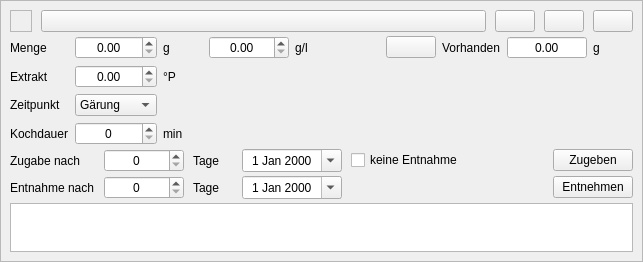
This is kleiner-brauhelfer/widgets/wdgweiterezutatgabe.ui in kleiner-brauhelfer/kleiner-brauhelfer-2 as Qt 5 draws it before an edit. The edited form follows.
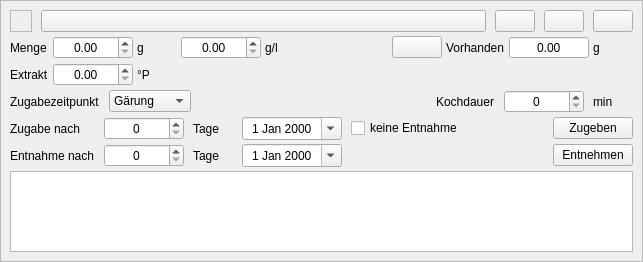
This is the edited form. Icons and pictures are not drawn. Custom widgets are drawn as their Qt base class.

Diff of the .ui file:
```diff
--- a/kleiner-brauhelfer/widgets/wdgweiterezutatgabe.ui
+++ b/kleiner-brauhelfer/widgets/wdgweiterezutatgabe.ui
@@ -117,50 +117,49 @@
        </layout>
       </item>
       <item>
-       <widget class="QWidget" name="wdgZugabezeitpunkt" native="true">
         <layout class="QGridLayout" name="gridLayout_2">
-         <property name="leftMargin">
-          <number>0</number>
-         </property>
-         <property name="topMargin">
-          <number>0</number>
-         </property>
-         <property name="rightMargin">
-          <number>0</number>
-         </property>
-         <property name="bottomMargin">
-          <number>0</number>
-         </property>
-         <item row="2" column="1">
-          <widget class="ComboBox" name="cbZugabezeitpunkt">
+        <item row="1" column="2">
+         <widget class="QLabel" name="lblExtraktEinheit">
+          <property name="minimumSize">
+           <size>
+            <width>40</width>
+            <height>0</height>
+           </size>
+          </property>
+          <property name="text">
+           <string>°P</string>
+          </property>
+         </widget>
+        </item>
+        <item row="0" column="13">
+         <widget class="DoubleSpinBox" name="tbVorhanden">
+          <property name="minimumSize">
+           <size>
+            <width>80</width>
+            <height>0</height>
+           </size>
+          </property>
            <property name="toolTip">
-            <string>&lt;html&gt;&lt;head/&gt;&lt;body&gt;&lt;p&gt;Dieser Reiter definiert den &lt;span style=&quot; font-weight:600;&quot;&gt;Zugabezeitpunkt&lt;/span&gt; der weiteren Zutat. Unterschieden wird zwischen Maischeprozess, Hopfenkochen und Gärung. Ausgenommen sind Hopfengaben in der Gärung, bekannt als Hopfenstopfen. Diese werden gesondert erfasst.&lt;/p&gt;&lt;p&gt;Der Zugabezeitpunkt kann entscheidend für den Gärverlauf und die Ausbeute sein, je nach Zutat. So wirken sich manche Zuckerarten oder Gewüze beim Kochen oder in der Gärung vollkommen unterschiedlich auf das &lt;span style=&quot; font-weight:600;&quot;&gt;Geschmacksergebnis&lt;/span&gt; aus.&lt;/p&gt;&lt;p&gt;Ist man sich bei diesem Schritt unsicher, hilft bei unbekannten oder nicht erprobten oder gut dokumentierten Zutaten eine gründliche Recherche in den einschlägigen Büchern und Foren. Ansonsten heißt es ausprobieren. Um unangenehme Überraschungen zu vermeiden gilt dabei &amp;quot;&lt;span style=&quot; font-weight:600;&quot;&gt;Weniger ist mehr&lt;/span&gt;&amp;quot;.&lt;/p&gt;&lt;/body&gt;&lt;/html&gt;</string>
-           </property>
-           <item>
-            <property name="text">
-             <string>Gärung</string>
-            </property>
-           </item>
-           <item>
-            <property name="text">
-             <string>Kochen</string>
-            </property>
-           </item>
-           <item>
-            <property name="text">
-             <string>Maischen</string>
-            </property>
-           </item>
-          </widget>
-         </item>
-         <item row="2" column="0">
-          <widget class="QLabel" name="label">
-           <property name="text">
-            <string>Zeitpunkt</string>
-           </property>
-          </widget>
-         </item>
-         <item row="0" column="4">
+           <string>&lt;html&gt;&lt;head/&gt;&lt;body&gt;&lt;p&gt;In diesem Feld zeigt der Kleine Brauhelfer die vorhandene Menge für die &lt;span style=&quot; font-weight:600;&quot;&gt;Weitere Zutat&lt;/span&gt; im Tab Rohstoffe an.&lt;/p&gt;&lt;/body&gt;&lt;/html&gt;</string>
+          </property>
+          <property name="alignment">
+           <set>Qt::AlignCenter</set>
+          </property>
+          <property name="readOnly">
+           <bool>true</bool>
+          </property>
+          <property name="buttonSymbols">
+           <enum>QAbstractSpinBox::NoButtons</enum>
+          </property>
+          <property name="maximum">
+           <double>9999.000000000000000</double>
+          </property>
+          <property name="singleStep">
+           <double>0.100000000000000</double>
+          </property>
+         </widget>
+        </item>
+        <item row="0" column="5">
           <widget class="QLabel" name="lblEinheitProLiter">
            <property name="minimumSize">
             <size>
@@ -173,17 +172,14 @@
            </property>
           </widget>
          </item>
-         <item row="0" column="3">
-          <widget class="DoubleSpinBox" name="tbMenge">
+        <item row="1" column="1">
+         <widget class="DoubleSpinBox" name="tbExtrakt">
            <property name="minimumSize">
             <size>
              <width>80</width>
              <height>0</height>
             </size>
            </property>
-           <property name="toolTip">
-            <string>&lt;html&gt;&lt;head/&gt;&lt;body&gt;&lt;p&gt;In diesem Feld wird die Menge &lt;span style=&quot; font-weight:600;&quot;&gt;Weiterer Zutaten &lt;/span&gt;in &lt;span style=&quot; font-weight:600;&quot;&gt;Gramm pro Liter&lt;/span&gt; angegeben.&lt;/p&gt;&lt;p&gt;&lt;span style=&quot; font-weight:600; color:#fc0107;&quot;&gt;Achtung: &lt;/span&gt;Der Kleine Brauhelder berechnet&lt;span style=&quot; font-weight:600;&quot;/&gt;Zutaten&lt;span style=&quot; font-weight:600;&quot;&gt; allein und ausschließlich&lt;/span&gt; für die &lt;span style=&quot; font-weight:600;&quot;&gt;Gesamtmenge&lt;/span&gt; des Rezeptes. Die Gesamtmenge meint allein die definierte &lt;span style=&quot; font-weight:600;&quot;&gt;Jungbiermenge&lt;/span&gt; des Rezeptes wie im Tab Rezept am Anfang der Rezepterstellung festgelegt.&lt;/p&gt;&lt;/body&gt;&lt;/html&gt;</string>
-           </property>
            <property name="alignment">
             <set>Qt::AlignCenter</set>
            </property>
@@ -201,32 +197,6 @@
            </property>
           </widget>
          </item>
-         <item row="1" column="0">
-          <widget class="QLabel" name="lblExtrakt">
-           <property name="text">
-            <string>Extrakt</string>
-           </property>
-          </widget>
-         </item>
-         <item row="3" column="1">
-          <widget class="SpinBox" name="tbKochdauer">
-           <property name="minimumSize">
-            <size>
-             <width>80</width>
-             <height>0</height>
-            </size>
-           </property>
-           <property name="toolTip">
-            <string>&lt;html&gt;&lt;head/&gt;&lt;body&gt;&lt;p&gt;In diesem Feld wird die &lt;span style=&quot; font-weight:600;&quot;&gt;Kochdauer&lt;/span&gt; für die weitere Zutat definiert, so diese beim Hopfenkochen zugegeben wird. Beim Maischen und in der Gärung sollte dieser Wert mit Null angegeben werden.&lt;/p&gt;&lt;p&gt;Die Kochdauer kann entscheidend in der Betonung von &lt;span style=&quot; font-weight:600;&quot;&gt;Geschmacksnoten&lt;/span&gt; sein, da sich Zugaben beim Kochen zeitlich vollkommen unterschiedlich verhalten können oder später das Verhalten anderer Zugaben beeinflussen. Ein Beispiel hierfür ist Hefe, aber auch Gewürzeinträge unterscheiden sich maßgebend, je nachdem ob heiß oder kalt zugegeben.&lt;/p&gt;&lt;p&gt;Dies rührt unter anderem daher, dass Molekülketten bei mit höherer Temperatur und längerer Zeit aufgespalten werden können und sich Geschmacks- oder Geruchskomponenten &lt;span style=&quot; font-weight:600;&quot;&gt;unterschiedlich dominant&lt;/span&gt; verhalten.&lt;/p&gt;&lt;/body&gt;&lt;/html&gt;</string>
-           </property>
-           <property name="alignment">
-            <set>Qt::AlignCenter</set>
-           </property>
-           <property name="maximum">
-            <number>999</number>
-           </property>
-          </widget>
-         </item>
          <item row="0" column="0">
           <widget class="QLabel" name="label_3">
            <property name="text">
@@ -234,42 +204,68 @@
            </property>
           </widget>
          </item>
-         <item row="0" column="7">
+        <item row="0" column="2">
+         <widget class="QLabel" name="lblEinheit">
+          <property name="minimumSize">
+           <size>
+            <width>40</width>
+            <height>0</height>
+           </size>
+          </property>
+          <property name="text">
+           <string>g</string>
+          </property>
+         </widget>
+        </item>
+        <item row="0" column="14">
+         <widget class="QLabel" name="lblEinheit2">
+          <property name="minimumSize">
+           <size>
+            <width>40</width>
+            <height>0</height>
+           </size>
+          </property>
+          <property name="text">
+           <string>g</string>
+          </property>
+         </widget>
+        </item>
+        <item row="0" column="1">
+         <widget class="DoubleSpinBox" name="tbMenge">
+          <property name="minimumSize">
+           <size>
+            <width>80</width>
+            <height>0</height>
+           </size>
+          </property>
+          <property name="toolTip">
+           <string>&lt;html&gt;&lt;head/&gt;&lt;body&gt;&lt;p&gt;In diesem Feld wird die Menge &lt;span style=&quot; font-weight:600;&quot;&gt;Weiterer Zutaten &lt;/span&gt;in &lt;span style=&quot; font-weight:600;&quot;&gt;Gramm pro Liter&lt;/span&gt; angegeben.&lt;/p&gt;&lt;p&gt;&lt;span style=&quot; font-weight:600; color:#fc0107;&quot;&gt;Achtung: &lt;/span&gt;Der Kleine Brauhelder berechnet&lt;span style=&quot; font-weight:600;&quot;/&gt;Zutaten&lt;span style=&quot; font-weight:600;&quot;&gt; allein und ausschließlich&lt;/span&gt; für die &lt;span style=&quot; font-weight:600;&quot;&gt;Gesamtmenge&lt;/span&gt; des Rezeptes. Die Gesamtmenge meint allein die definierte &lt;span style=&quot; font-weight:600;&quot;&gt;Jungbiermenge&lt;/span&gt; des Rezeptes wie im Tab Rezept am Anfang der Rezepterstellung festgelegt.&lt;/p&gt;&lt;/body&gt;&lt;/html&gt;</string>
+          </property>
+          <property name="alignment">
+           <set>Qt::AlignCenter</set>
+          </property>
+          <property name="decimals">
+           <number>2</number>
+          </property>
+          <property name="minimum">
+           <double>0.000000000000000</double>
+          </property>
+          <property name="maximum">
+           <double>9999.000000000000000</double>
+          </property>
+          <property name="singleStep">
+           <double>0.100000000000000</double>
+          </property>
+         </widget>
+        </item>
+        <item row="0" column="10">
           <widget class="QLabel" name="lblVorhanden">
            <property name="text">
             <string>Vorhanden</string>
            </property>
           </widget>
          </item>
-         <item row="0" column="8">
-          <widget class="DoubleSpinBox" name="tbVorhanden">
-           <property name="minimumSize">
-            <size>
-             <width>80</width>
-             <height>0</height>
-            </size>
-           </property>
-           <property name="toolTip">
-            <string>&lt;html&gt;&lt;head/&gt;&lt;body&gt;&lt;p&gt;In diesem Feld zeigt der Kleine Brauhelfer die vorhandene Menge für die &lt;span style=&quot; font-weight:600;&quot;&gt;Weitere Zutat&lt;/span&gt; im Tab Rohstoffe an.&lt;/p&gt;&lt;/body&gt;&lt;/html&gt;</string>
-           </property>
-           <property name="alignment">
-            <set>Qt::AlignCenter</set>
-           </property>
-           <property name="readOnly">
-            <bool>true</bool>
-           </property>
-           <property name="buttonSymbols">
-            <enum>QAbstractSpinBox::NoButtons</enum>
-           </property>
-           <property name="maximum">
-            <double>9999.000000000000000</double>
-           </property>
-           <property name="singleStep">
-            <double>0.100000000000000</double>
-           </property>
-          </widget>
-         </item>
-         <item row="0" column="6">
+        <item row="0" column="7">
           <widget class="QPushButton" name="btnAufbrauchen">
            <property name="minimumSize">
             <size>
@@ -292,14 +288,7 @@
            </property>
           </widget>
          </item>
-         <item row="3" column="0">
-          <widget class="QLabel" name="lblKochdauer">
-           <property name="text">
-            <string>Kochdauer</string>
-           </property>
-          </widget>
-         </item>
-         <item row="0" column="1">
+        <item row="0" column="4">
           <widget class="DoubleSpinBox" name="tbMengeTotal">
            <property name="minimumSize">
             <size>
@@ -327,20 +316,7 @@
            </property>
           </widget>
          </item>
-         <item row="0" column="9">
-          <widget class="QLabel" name="lblEinheit2">
-           <property name="minimumSize">
-            <size>
-             <width>40</width>
-             <height>0</height>
-            </size>
-           </property>
-           <property name="text">
-            <string>g</string>
-           </property>
-          </widget>
-         </item>
-         <item row="0" column="5">
+        <item row="0" column="6">
           <spacer name="horizontalSpacer_3">
            <property name="orientation">
             <enum>Qt::Horizontal</enum>
@@ -353,32 +329,120 @@
            </property>
           </spacer>
          </item>
-         <item row="1" column="1">
-          <widget class="DoubleSpinBox" name="tbExtrakt">
+        <item row="1" column="0">
+         <widget class="QLabel" name="lblExtrakt">
+          <property name="text">
+           <string>Extrakt</string>
+          </property>
+         </widget>
+        </item>
+       </layout>
+      </item>
+      <item>
+       <widget class="QWidget" name="wdgZugabezeitpunkt" native="true">
+        <layout class="QHBoxLayout" name="horizontalLayout_9">
+         <property name="spacing">
+          <number>9</number>
+         </property>
+         <property name="leftMargin">
+          <number>0</number>
+         </property>
+         <property name="topMargin">
+          <number>0</number>
+         </property>
+         <property name="rightMargin">
+          <number>0</number>
+         </property>
+         <property name="bottomMargin">
+          <number>0</number>
+         </property>
+         <item>
+          <widget class="QLabel" name="label">
+           <property name="text">
+            <string>Zugabezeitpunkt</string>
+           </property>
+          </widget>
+         </item>
+         <item>
+          <widget class="ComboBox" name="cbZugabezeitpunkt">
+           <property name="toolTip">
+            <string>&lt;html&gt;&lt;head/&gt;&lt;body&gt;&lt;p&gt;Dieser Reiter definiert den &lt;span style=&quot; font-weight:600;&quot;&gt;Zugabezeitpunkt&lt;/span&gt; der weiteren Zutat. Unterschieden wird zwischen Maischeprozess, Hopfenkochen und Gärung. Ausgenommen sind Hopfengaben in der Gärung, bekannt als Hopfenstopfen. Diese werden gesondert erfasst.&lt;/p&gt;&lt;p&gt;Der Zugabezeitpunkt kann entscheidend für den Gärverlauf und die Ausbeute sein, je nach Zutat. So wirken sich manche Zuckerarten oder Gewüze beim Kochen oder in der Gärung vollkommen unterschiedlich auf das &lt;span style=&quot; font-weight:600;&quot;&gt;Geschmacksergebnis&lt;/span&gt; aus.&lt;/p&gt;&lt;p&gt;Ist man sich bei diesem Schritt unsicher, hilft bei unbekannten oder nicht erprobten oder gut dokumentierten Zutaten eine gründliche Recherche in den einschlägigen Büchern und Foren. Ansonsten heißt es ausprobieren. Um unangenehme Überraschungen zu vermeiden gilt dabei &amp;quot;&lt;span style=&quot; font-weight:600;&quot;&gt;Weniger ist mehr&lt;/span&gt;&amp;quot;.&lt;/p&gt;&lt;/body&gt;&lt;/html&gt;</string>
+           </property>
+           <item>
+            <property name="text">
+             <string>Gärung</string>
+            </property>
+           </item>
+           <item>
+            <property name="text">
+             <string>Kochen</string>
+            </property>
+           </item>
+           <item>
+            <property name="text">
+             <string>Maischen</string>
+            </property>
+           </item>
+          </widget>
+         </item>
+         <item>
+          <spacer name="horizontalSpacer">
+           <property name="orientation">
+            <enum>Qt::Horizontal</enum>
+           </property>
+           <property name="sizeHint" stdset="0">
+            <size>
+             <width>40</width>
+             <height>20</height>
+            </size>
+           </property>
+          </spacer>
+         </item>
+         <item>
+          <widget class="QWidget" name="wdgKochdauer" native="true">
+           <layout class="QHBoxLayout" name="horizontalLayout">
+            <property name="spacing">
+             <number>9</number>
+            </property>
+            <property name="leftMargin">
+             <number>0</number>
+            </property>
+            <property name="topMargin">
+             <number>0</number>
+            </property>
+            <property name="rightMargin">
+             <number>0</number>
+            </property>
+            <property name="bottomMargin">
+             <number>0</number>
+            </property>
+            <item>
+             <widget class="QLabel" name="lblKochdauer">
+              <property name="text">
+               <string>Kochdauer</string>
+              </property>
+             </widget>
+            </item>
+            <item>
+             <widget class="SpinBox" name="tbKochdauer">
            <property name="minimumSize">
             <size>
              <width>80</width>
              <height>0</height>
             </size>
            </property>
+              <property name="toolTip">
+               <string>&lt;html&gt;&lt;head/&gt;&lt;body&gt;&lt;p&gt;In diesem Feld wird die &lt;span style=&quot; font-weight:600;&quot;&gt;Kochdauer&lt;/span&gt; für die weitere Zutat definiert, so diese beim Hopfenkochen zugegeben wird. Beim Maischen und in der Gärung sollte dieser Wert mit Null angegeben werden.&lt;/p&gt;&lt;p&gt;Die Kochdauer kann entscheidend in der Betonung von &lt;span style=&quot; font-weight:600;&quot;&gt;Geschmacksnoten&lt;/span&gt; sein, da sich Zugaben beim Kochen zeitlich vollkommen unterschiedlich verhalten können oder später das Verhalten anderer Zugaben beeinflussen. Ein Beispiel hierfür ist Hefe, aber auch Gewürzeinträge unterscheiden sich maßgebend, je nachdem ob heiß oder kalt zugegeben.&lt;/p&gt;&lt;p&gt;Dies rührt unter anderem daher, dass Molekülketten bei mit höherer Temperatur und längerer Zeit aufgespalten werden können und sich Geschmacks- oder Geruchskomponenten &lt;span style=&quot; font-weight:600;&quot;&gt;unterschiedlich dominant&lt;/span&gt; verhalten.&lt;/p&gt;&lt;/body&gt;&lt;/html&gt;</string>
+              </property>
            <property name="alignment">
             <set>Qt::AlignCenter</set>
            </property>
-           <property name="decimals">
-            <number>2</number>
-           </property>
-           <property name="minimum">
-            <double>0.000000000000000</double>
-           </property>
            <property name="maximum">
-            <double>9999.000000000000000</double>
-           </property>
-           <property name="singleStep">
-            <double>0.100000000000000</double>
+               <number>999</number>
            </property>
           </widget>
          </item>
-         <item row="3" column="2">
+            <item>
           <widget class="QLabel" name="lblKochdauerEinheit">
            <property name="minimumSize">
             <size>
@@ -391,30 +455,7 @@
            </property>
           </widget>
          </item>
-         <item row="0" column="2">
-          <widget class="QLabel" name="lblEinheit">
-           <property name="minimumSize">
-            <size>
-             <width>40</width>
-             <height>0</height>
-            </size>
-           </property>
-           <property name="text">
-            <string>g</string>
-           </property>
-          </widget>
-         </item>
-         <item row="1" column="2">
-          <widget class="QLabel" name="lblExtraktEinheit">
-           <property name="minimumSize">
-            <size>
-             <width>40</width>
-             <height>0</height>
-            </size>
-           </property>
-           <property name="text">
-            <string>°P</string>
-           </property>
+           </layout>
           </widget>
          </item>
         </layout>
@@ -627,6 +668,11 @@
    <extends>QDoubleSpinBox</extends>
    <header>widgets/doublespinbox.h</header>
   </customwidget>
+  <customwidget>
+   <class>SpinBox</class>
+   <extends>QSpinBox</extends>
+   <header>widgets/spinbox.h</header>
+  </customwidget>
   <customwidget>
    <class>ComboBox</class>
    <extends>QComboBox</extends>
@@ -637,11 +683,6 @@
    <extends>QDateEdit</extends>
    <header>widgets/dateedit.h</header>
   </customwidget>
-  <customwidget>
-   <class>SpinBox</class>
-   <extends>QSpinBox</extends>
-   <header>widgets/spinbox.h</header>
-  </customwidget>
  </customwidgets>
  <tabstops>
   <tabstop>btnLoeschen</tabstop>
```
Lines whose indentation alone changed are shown as unchanged.
